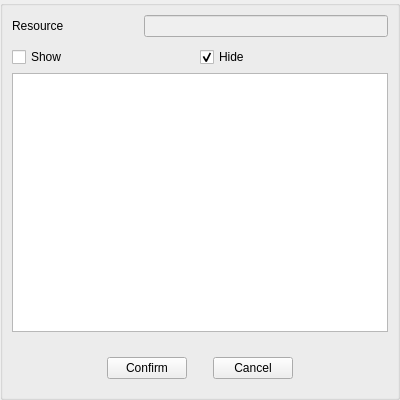
First picture: the form in src/Editor/Script/IconSnippetOverlay.ui, repository RemotelyChaotic/JOIPEngine, before the edit.
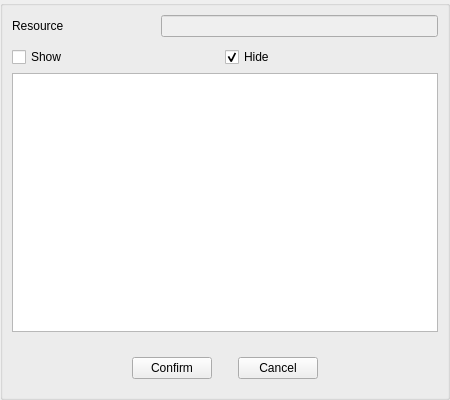
Second picture: the form after the edit. Custom widgets are drawn as their Qt base class.

Patch:
```diff
--- a/src/Editor/Script/IconSnippetOverlay.ui
+++ b/src/Editor/Script/IconSnippetOverlay.ui
@@ -6,7 +6,7 @@
    <rect>
     <x>0</x>
     <y>0</y>
-    <width>400</width>
+    <width>450</width>
     <height>400</height>
    </rect>
   </property>
```
